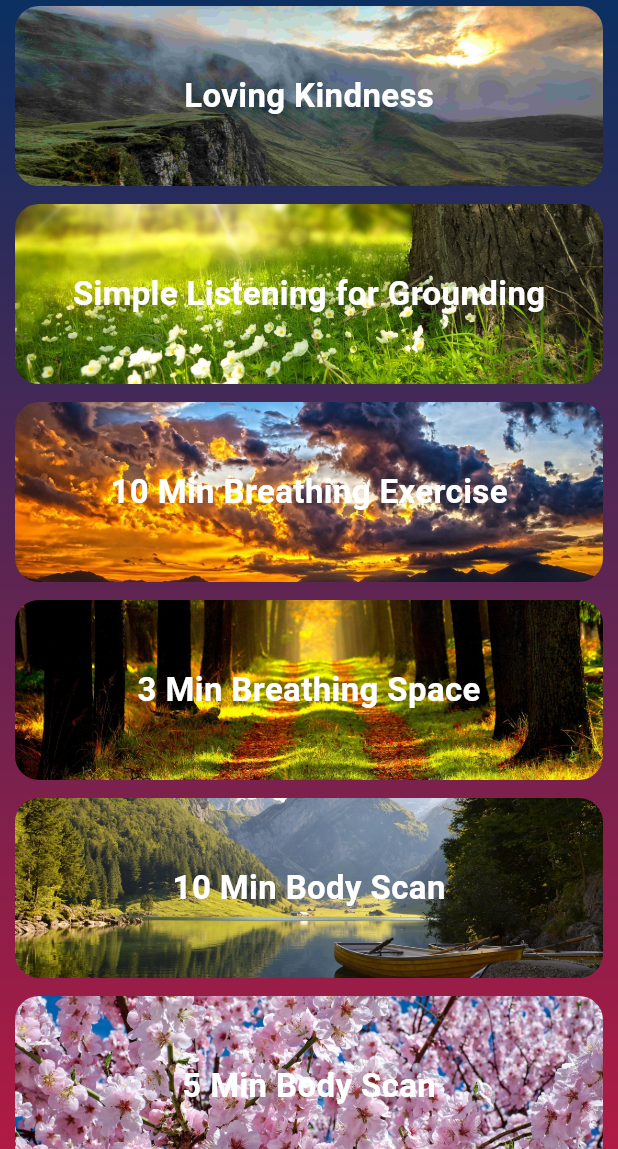
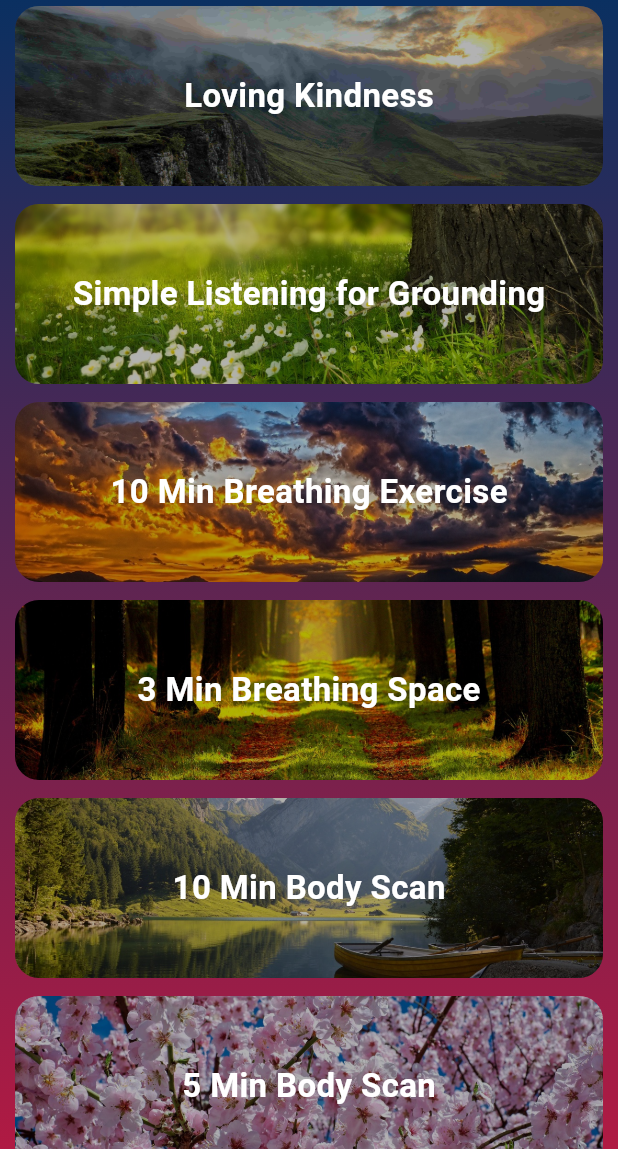
Before and after one commit to PranavBP/Senior-Pal, a Flutter app: the MindfulnessScreen screen opened directly, on a phone screen of 412 x 824 dp, the part 87-1236 px from its top. Run offline on Flutter 3.47's test engine with Material 3 defaults, Android fonts, the phone set to English and light mode, and no system bars; our stand-ins replace audioplayers, chewie, cloud_firestore, firebase_auth, firebase_core, firebase_database and 9 more; accounts and stored records are empty.

Commit message:
added back activity, fixed minfulness card image opacity

```diff
--- a/lib/data/weekly_modules/week_1/week_1.dart
+++ b/lib/data/weekly_modules/week_1/week_1.dart
@@ -5,7 +5,9 @@ class Week1 extends StatelessWidget {
 
   @override
   Widget build(BuildContext context) {
-    return Column(
+    return Padding(
+      padding: const EdgeInsets.all(8.0),
+      child: Column(
         children: [
           // const SizedBox(
           //   height: 30,
@@ -33,6 +35,7 @@ class Week1 extends StatelessWidget {
             ),
           )
         ],
+      ),
     );
   }
 }
--- a/lib/screens/tab screens/mindfulness/mindfulness_item.dart
+++ b/lib/screens/tab screens/mindfulness/mindfulness_item.dart
@@ -50,6 +50,15 @@ class MindfulnessItem extends StatelessWidget {
                 fit: BoxFit.cover,
               ),
             ),
+            // Black opacity layer
+            ClipRRect(
+              borderRadius: BorderRadius.circular(16.0),
+              child: Container(
+                color:
+                    Colors.black.withOpacity(0.3), // Adjust opacity as needed
+              ),
+            ),
+            // Centered text
             Center(
               child: Text(
                 meditation.title,
--- a/lib/screens/tab screens/reflections_screen.dart
+++ b/lib/screens/tab screens/reflections_screen.dart
@@ -19,7 +19,7 @@ final reflectionControllerProvider = Provider<ReflectionController>((ref) {
 class ReflectionsScreen extends ConsumerStatefulWidget {
   final Reflection? reflection;
 
-  const ReflectionsScreen({Key? key, this.reflection}) : super(key: key);
+  const ReflectionsScreen({super.key, this.reflection});
 
   @override
   ConsumerState<ReflectionsScreen> createState() => _ReflectionsScreenState();
--- a/pubspec.yaml
+++ b/pubspec.yaml
@@ -16,7 +16,7 @@ publish_to: 'none' # Remove this line if you wish to publish to pub.dev
 # https://developer.apple.com/library/archive/documentation/General/Reference/InfoPlistKeyReference/Articles/CoreFoundationKeys.html
 # In Windows, build-name is used as the major, minor, and patch parts
 # of the product and file versions while build-number is used as the build suffix.
-version: 1.0.0+6
+version: 1.0.0+7
 
 environment:
   sdk: '>=3.3.3 <4.0.0'
```
Also changed, not shown: lib/provider/activity_provider.dart (+26 -25 lines), lib/screens/tab screens/tab_screen.dart (+13 -12 lines), 2 other files. Lines whose indentation alone changed are shown as unchanged.
